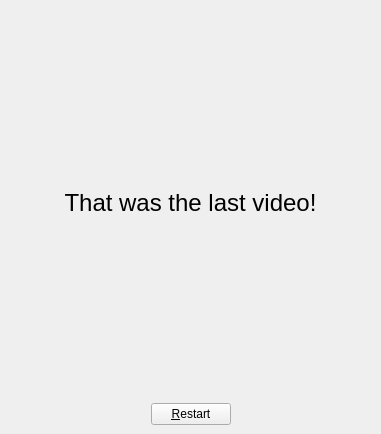
This is src/templates/videocollection/videocollectionsimulator.ui in BuildmLearn/BuildmLearn-Toolkit as Qt 5 draws it before an edit. The edited form follows.
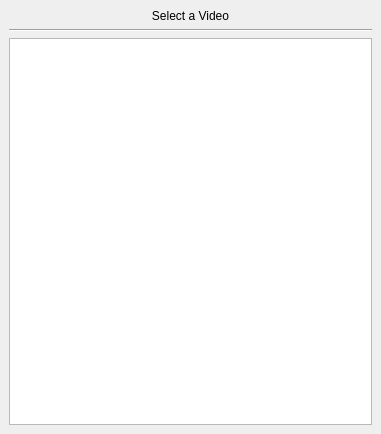
This is the edited form.

Commit message: Starting working on simulator part of video collection template

Diff of the .ui file:
```diff
--- a/src/templates/videocollection/videocollectionsimulator.ui
+++ b/src/templates/videocollection/videocollectionsimulator.ui
@@ -150,6 +150,30 @@
        </item>
       </layout>
      </widget>
+     <widget class="QWidget" name="m_pageList">
+      <layout class="QVBoxLayout" name="verticalLayout">
+       <item>
+        <widget class="QLabel" name="label">
+         <property name="text">
+          <string>Select a Video</string>
+         </property>
+         <property name="alignment">
+          <set>Qt::AlignCenter</set>
+         </property>
+        </widget>
+       </item>
+       <item>
+        <widget class="Line" name="line">
+         <property name="orientation">
+          <enum>Qt::Horizontal</enum>
+         </property>
+        </widget>
+       </item>
+       <item>
+        <widget class="QListWidget" name="listWidget"/>
+       </item>
+      </layout>
+     </widget>
      <widget class="QWidget" name="m_pageFinish">
       <layout class="QGridLayout" name="gridLayout">
        <item row="0" column="0" colspan="3">
```
Left out of the diff: 52 changed lines with no effect on the pictures. The commit also changes 7 other files.
